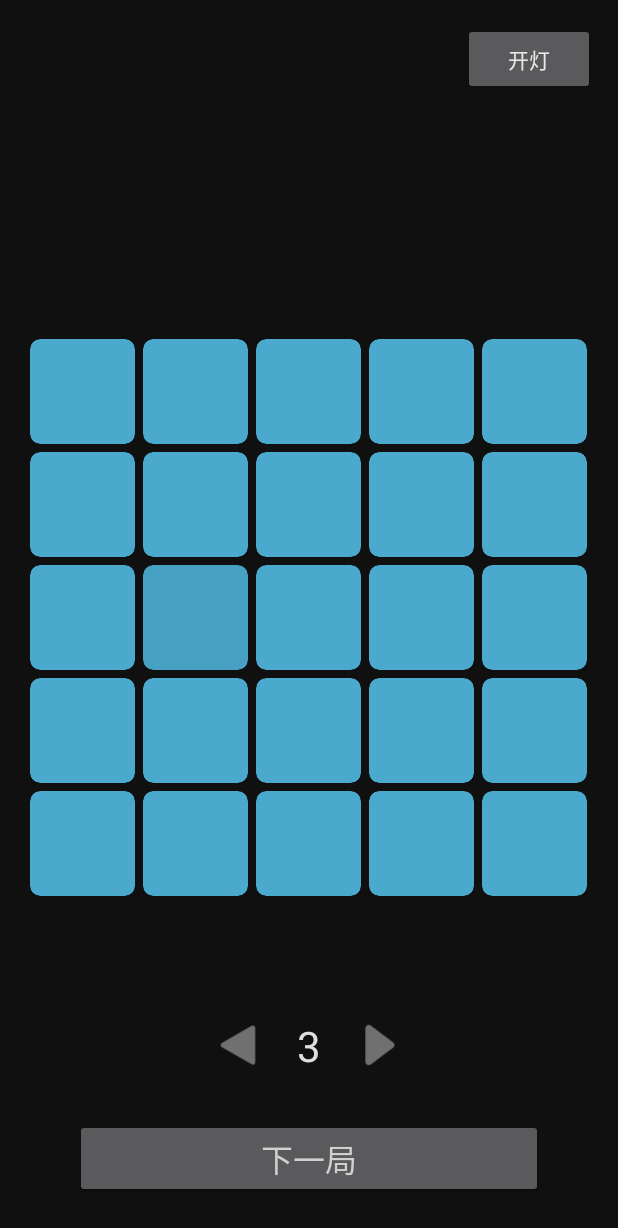
After one commit to sunzhk/ColorTest, an Android app: the FindDiffColorActivity screen opened directly, with no data from a screen before it, on a phone screen of 412 x 824 dp. The commit adds this screen. Shown: the top 1228 px of the screen. Run offline under Robolectric (Android 15) with nearby library versions, the phone set to English and light mode, and no system bars.

Commit message:
初步完成找一找功能

```diff
--- a/app/src/main/AndroidManifest.xml
+++ b/app/src/main/AndroidManifest.xml
@@ -19,6 +19,7 @@
 			android:windowSoftInputMode="adjustPan"/>
 		<activity android:name=".activity.GuessColorActivity" />
 		<activity android:name=".activity.ModeSelectActivity" />
+		<activity android:name=".activity.FindDiffColorActivity" />
 	</application>
 
 </manifest>
--- a/app/src/main/java/com/sunzk/colortest/Runtime.java
+++ b/app/src/main/java/com/sunzk/colortest/Runtime.java
@@ -4,7 +4,7 @@ public class Runtime {
 
 	public static int testResultNumber = 0;
 
-	private static boolean needBGM = true;
+	private static boolean needBGM = false;
 
 	public static boolean isNeedBGM() {
 		return needBGM;
--- /dev/null
+++ b/app/src/main/java/com/sunzk/colortest/activity/FindDiffColorActivity.java
@@ -0,0 +1,161 @@
+package com.sunzk.colortest.activity;
+
+import android.app.AlertDialog;
+import android.os.Bundle;
+import android.util.Log;
+import android.view.View;
+import android.widget.Button;
+import android.widget.ImageView;
+import android.widget.RelativeLayout;
+import android.widget.TextView;
+
+import com.sunzk.colortest.BaseActivity;
+import com.sunzk.colortest.R;
+import com.sunzk.colortest.entity.HSB;
+import com.sunzk.colortest.utils.ColorUtils;
+import com.sunzk.colortest.view.FindDiffView;
+import com.sunzk.colortest.view.OnDiffColorViewClickListener;
+
+import androidx.annotation.IntRange;
+import androidx.annotation.Nullable;
+
+public class FindDiffColorActivity extends BaseActivity {
+
+	private static final String TAG = "FindDiffColorActivity";
+
+	private static final int MIN_LEVEL = 1;
+	private static final int DEFAULT_LEVEL = 3;
+	private static final int MAX_LEVEL = 10;
+
+	private RelativeLayout flContainer;
+	private Button btLightSwitch;
+	private FindDiffView findDiffView;
+
+	private TextView tvHint;
+
+	private ImageView ivLevelLeft;
+	private TextView tvLevel;
+	private ImageView ivLevelRight;
+	private int currentLevel = DEFAULT_LEVEL;
+
+	private boolean isLight = true;
+
+	@Override
+	protected void onCreate(@Nullable Bundle savedInstanceState) {
+		super.onCreate(savedInstanceState);
+		setContentView(R.layout.activity_find_diff_color);
+		flContainer = findViewById(R.id.activity_find_diff_color_fl_container);
+		findDiffView = findViewById(R.id.activity_find_diff_color_fd);
+		tvHint = findViewById(R.id.activity_find_diff_color_tv_hint);
+
+		initControllerView();
+
+
+		findViewById(R.id.activity_find_diff_color_bt_change).setOnClickListener(v -> {
+			resetColor();
+		});
+
+		btLightSwitch = findViewById(R.id.activity_find_diff_color_bt_light_switch);
+
+		switchLight(false);
+		btLightSwitch.setOnClickListener(v -> {
+			switchLight(!isLight);
+		});
+
+		findDiffView.setOnDiffColorViewClickListener(new OnDiffColorViewClickListener() {
+			@Override
+			public void onClick(View view, boolean result) {
+				Log.d(TAG, "onClick: " + result);
+				showResult(result);
+			}
+		});
+
+		resetLevel(DEFAULT_LEVEL);
+	}
+
+	private void initControllerView() {
+		ivLevelLeft = findViewById(R.id.activity_find_diff_color_iv_level_left);
+		tvLevel = findViewById(R.id.activity_find_diff_color_tv_level);
+		ivLevelRight = findViewById(R.id.activity_find_diff_color_iv_level_right);
+		ivLevelLeft.setOnClickListener(v -> {
+			if (currentLevel > MIN_LEVEL) {
+				resetLevel(currentLevel - 1);
+			}
+		});
+		ivLevelRight.setOnClickListener(v -> {
+			if (currentLevel < MAX_LEVEL) {
+				resetLevel(currentLevel + 1);
+			}
+		});
+	}
+
+	private void resetLevel(@IntRange(from = 1, to = 10) int level) {
+		Log.d(TAG, "resetLevel: " + level);
+		currentLevel = level;
+		tvLevel.setText(String.valueOf(level));
+		resetDifficulty(getCountPerSide());
+	}
+
+	private void switchLight(boolean on) {
+		isLight = on;
+		if (on) {
+			flContainer.setBackgroundResource(R.color.bg_activity_find_diff_color_light);
+			btLightSwitch.setText(R.string.light_switch_text_turn_off);
+			tvLevel.setTextColor(getResources().getColor(R.color.text_default_light));
+		} else {
+			flContainer.setBackgroundResource(R.color.bg_activity_find_diff_color_dark);
+			btLightSwitch.setText(R.string.light_switch_text_turn_on);
+			tvLevel.setTextColor(getResources().getColor(R.color.text_default_dark));
+		}
+	}
+
+	private void resetDifficulty(int countPerSide) {
+		Log.d(TAG, "resetDifficulty: " + countPerSide);
+		findDiffView.resetCount(countPerSide);
+		resetColor();
+	}
+
+	private void resetColor() {
+		float[] baseColor = ColorUtils.randomHSBColor(0f, 0f, 0.2f);
+		float colorDiff = getColorDiff();
+		Log.d(TAG, "resetColor-colorDiff: " + colorDiff);
+		float diffSmall = colorDiff / 20;
+		float diffS = baseColor[1] > 0.5f ? baseColor[1] - diffSmall : baseColor[1] + diffSmall;
+//		if (diffS > 1.0f) {
+//			diffS = baseColor[1] - diffSmall;
+//		}
+//		float diffS = baseColor[1];
+		float diffB = baseColor[2] > 0.6f ? baseColor[2] - colorDiff : baseColor[2] + colorDiff;
+//		if (diffB > 1.0f) {
+//			diffB = baseColor[2] - colorDiff;
+//		}
+		float[] diffColor = new float[]{baseColor[0], diffS, diffB};
+		findDiffView.resetColor(new HSB(baseColor), new HSB(diffColor));
+	}
+
+	private void showResult(boolean result) {
+//		tvHint.setText(result ? "猜中啦！" : "猜错啦！");
+		if (result) {
+			findDiffView.showResult();
+//			new AlertDialog.Builder(this, android.R.style.Theme_Material_Dialog_Alert)
+//					.setTitle("被发现啦").setMessage("厉害呀~这都能找到~")
+//					.setPositiveButton("继续", (dialog, which) -> dialog.cancel())
+//					.setOnCancelListener(dialog -> resetColor())
+//					.create().show();
+		}
+	}
+
+	private int getCountPerSide() {
+		return currentLevel + 2;
+	}
+
+	private float getColorDiff() {
+		Log.d(TAG, "getColorDiff: " + currentLevel + " - " + (0.3f / (currentLevel * 10)));
+		return 0.02f + 0.5f / (currentLevel * 10);
+	}
+
+	@Override
+	protected boolean needBGM() {
+		return true;
+	}
+}
--- a/app/src/main/java/com/sunzk/colortest/activity/ModeSelectActivity.java
+++ b/app/src/main/java/com/sunzk/colortest/activity/ModeSelectActivity.java
@@ -55,6 +55,10 @@ public class ModeSelectActivity extends BaseActivity {
 			intent.putExtra(INTENT_KEY_DIFFICULTY, GuessColorActivity.Difficulty.DIFFICULT);
 			startActivity(intent);
 		});
+		findViewById(R.id.activity_mode_select_bt_find_diff).setOnClickListener(v -> {
+			Intent intent = new Intent(this, FindDiffColorActivity.class);
+			startActivity(intent);
+		});
 
 		cbBgmSwitch = findViewById(R.id.activity_mode_select_cb_bgm_switch);
 		tvBgmSwitch = findViewById(R.id.activity_mode_select_tv_bgm_switch);
--- /dev/null
+++ b/app/src/main/java/com/sunzk/colortest/entity/HSB.java
@@ -0,0 +1,63 @@
+package com.sunzk.colortest.entity;
+
+import android.graphics.Color;
+
+public class HSB {
+
+	private float h;
+	private float s;
+	private float b;
+
+	public HSB() {
+	}
+
+	public HSB(float[] colors) {
+		h = colors[0];
+		s = colors[1];
+		b = colors[2];
+	}
+
+	public HSB(float h, float s, float b) {
+		this.h = h;
+		this.s = s;
+		this.b = b;
+	}
+
+	public int getRGBColor() {
+		return Color.HSVToColor(new float[]{h, s, b});
+	}
+
+	public float getH() {
+		return h;
+	}
+
+	public void setH(float h) {
+		this.h = h;
+	}
+
+	public float getS() {
+		return s;
+	}
+
+	public void setS(float s) {
+		this.s = s;
+	}
+
+	public float getB() {
+		return b;
+	}
+
+	public void setB(float b) {
+		this.b = b;
+	}
+
+	@Override
+	public String toString() {
+		final StringBuilder sb = new StringBuilder("HSB{");
+		sb.append("h=").append(h);
+		sb.append(", s=").append(s);
+		sb.append(", b=").append(b);
+		sb.append('}');
+		return sb.toString();
+	}
+}
--- a/app/src/main/java/com/sunzk/colortest/entity/TestResult.java
+++ b/app/src/main/java/com/sunzk/colortest/entity/TestResult.java
@@ -1,6 +1,4 @@
 package com.sunzk.colortest.entity;
-
-import java.util.Date;
 
 public class TestResult {
 
--- /dev/null
+++ b/app/src/main/java/com/sunzk/colortest/view/FindDiffView.java
@@ -0,0 +1,221 @@
+package com.sunzk.colortest.view;
+
+import android.content.Context;
+import android.graphics.drawable.GradientDrawable;
+import android.util.AttributeSet;
+import android.util.Log;
+import android.widget.FrameLayout;
+
+import com.sunzk.colortest.entity.HSB;
+import com.sunzk.colortest.utils.DisplayUtil;
+
+import java.util.ArrayList;
+import java.util.Random;
+
+import androidx.annotation.NonNull;
+import androidx.annotation.Nullable;
+import androidx.cardview.widget.CardView;
+
+public class FindDiffView extends FrameLayout {
+
+	private static final String TAG = "FindDiffView";
+
+	private static final int CORNER_RADIUS = 10;
+
+	private final int spacing;
+
+	private CustomCardView[][] colorViewMap;
+	private ArrayList<CustomCardView> viewArrayList = new ArrayList<>();
+	private int countPerSide = -1;
+	private int diffIndex;
+	private OnDiffColorViewClickListener onDiffColorViewClickListener;
+	private boolean waitForLayout = false;
+	private HSB tempBaseColor;
+	private HSB tempDiffColor;
+
+	public FindDiffView(@NonNull Context context) {
+		super(context);
+		spacing = calSpacing(context);
+	}
+
+	public FindDiffView(@NonNull Context context, @Nullable AttributeSet attrs) {
+		super(context, attrs);
+		spacing = calSpacing(context);
+	}
+
+	public FindDiffView(@NonNull Context context, @Nullable AttributeSet attrs, int defStyleAttr) {
+		super(context, attrs, defStyleAttr);
+		spacing = calSpacing(context);
+	}
+
+	public FindDiffView(@NonNull Context context, @Nullable AttributeSet attrs, int defStyleAttr, int defStyleRes) {
+		super(context, attrs, defStyleAttr, defStyleRes);
+		spacing = calSpacing(context);
+	}
+
+	@Override
+	protected void onLayout(boolean changed, int left, int top, int right, int bottom) {
+		super.onLayout(changed, left, top, right, bottom);
+		if (changed && waitForLayout) {
+			post(() -> {
+				resetCount(countPerSide, true);
+				if (tempBaseColor != null && tempDiffColor != null) {
+					resetColor(tempBaseColor, tempDiffColor);
+				}
+			});
+		}
+	}
+
+	private int calSpacing(Context context) {
+		return DisplayUtil.dip2px(context, 5);
+	}
+
+	/**
+	 * 修改正方形的数量
+	 * @param countPerSide 每边的正方形的数量
+	 */
+	public void resetCount(int countPerSide) {
+		resetCount(countPerSide, false);
+	}
+	public void resetCount(int countPerSide, boolean force) {
+		Log.d(TAG, "resetCount: " + this.countPerSide + " , " + countPerSide + " , " + force);
+		if (this.countPerSide == countPerSide && !force) {
+			return;
+		}
+		this.countPerSide = countPerSide;
+
+		int viewSideLength = calViewSideLength(countPerSide);
+
+		if (viewSideLength <= 0) {
+			waitForLayout = true;
+			Log.d(TAG, "resetCount: cal side length fail, wait for layout");
+			return;
+		} else {
+			waitForLayout = false;
+			Log.d(TAG, "resetCount: cal side length success:" + viewSideLength);
+		}
+
+		colorViewMap = new CustomCardView[countPerSide][countPerSide];
+		this.removeAllViews();
+		ArrayList<CustomCardView> tempList = new ArrayList<>(viewArrayList);
+		viewArrayList.clear();
+		int index;
+		CustomCardView tempView;
+		for (int row = 0; row < countPerSide; row++) {
+			for (int column = 0; column < countPerSide; column++) {
+				index = row * countPerSide + column;
+				tempView = index >= tempList.size() ? null : tempList.get(index);
+				tempView = createOrResetColorView(tempView, row, column, viewSideLength);
+				colorViewMap[row][column] = tempView;
+				viewArrayList.add(tempView);
+			}
+		}
+	}
+
+	public void resetColor(HSB baseColor, HSB diffColor) {
+		this.tempBaseColor = baseColor;
+		this.tempDiffColor = diffColor;
+		if (waitForLayout || viewArrayList.isEmpty()) {
+			Log.d(TAG, "resetColor: wait for layout:" + waitForLayout + " - " + viewArrayList.size());
+			return;
+		}
+		Log.d(TAG, "resetColor: " + baseColor + " - " + diffColor);
+		this.diffIndex = new Random().nextInt(viewArrayList.size());
+		for (int i = 0; i < viewArrayList.size(); i++) {
+			CustomCardView customCardView = viewArrayList.get(i);
+			customCardView.setBackground(null);
+			customCardView.getCardView().setVisibility(VISIBLE);
+			if (i == diffIndex) {
+				customCardView.getCardView().setCardBackgroundColor(diffColor.getRGBColor());
+			} else {
+				customCardView.getCardView().setCardBackgroundColor(baseColor.getRGBColor());
+			}
+		}
+	}
+
+	public void setOnDiffColorViewClickListener(OnDiffColorViewClickListener onDiffColorViewClickListener) {
+		this.onDiffColorViewClickListener = onDiffColorViewClickListener;
+	}
+
+	public void showResult() {
+		CustomCardView cardView = viewArrayList.get(diffIndex);
+		GradientDrawable gradientDrawable = new GradientDrawable();
+		gradientDrawable.setCornerRadius(CORNER_RADIUS);
+		gradientDrawable.setStroke(DisplayUtil.dip2px(getContext(), 2), 0xFFFFFFFF);
+		gradientDrawable.setColor(cardView.getCardView().getCardBackgroundColor());
+		cardView.getCardView().setVisibility(INVISIBLE);
+		cardView.setBackground(gradientDrawable);
+	}
+
+	private int calViewSideLength(int countPerSide) {
+		int viewWidth = getWidth();
+		return ((viewWidth + spacing) / countPerSide) - spacing;
+	}
+
+	private CustomCardView createOrResetColorView(CustomCardView cardView, int row, int column, int viewSideLength) {
+		LayoutParams layoutParams = createLayoutParams(row, column, viewSideLength);
+		Log.d(TAG, "createOrResetColorView: " + row + "-" + column + " : " + layoutParams.leftMargin + "-" + layoutParams.topMargin);
+		if (cardView == null) {
+			cardView = new CustomCardView(getContext());
+			cardView.getCardView().setRadius(CORNER_RADIUS);
+			cardView.setClickable(true);
+			cardView.setFocusable(true);
+		}
+		this.addView(cardView, layoutParams);
+		CustomCardView finalCardView = cardView;
+		cardView.setOnClickListener(v -> checkColorClick(finalCardView, row, column));
+		return cardView;
+	}
+
+	private void checkColorClick(CustomCardView view, int row, int column) {
+		if (onDiffColorViewClickListener != null) {
+			boolean result = row * countPerSide + column == diffIndex;
+			onDiffColorViewClickListener.onClick(view, result);
+		}
+	}
+
+	private LayoutParams createLayoutParams(int row, int column, int viewSideLength) {
+		Log.d(TAG, "createLayoutParams: " + row + "," + column + "," + viewSideLength + "," + spacing);
+		LayoutParams layoutParams = new LayoutParams(viewSideLength, viewSideLength);
+		layoutParams.topMargin = row * (viewSideLength + spacing);
+		layoutParams.leftMargin = column * (viewSideLength + spacing);
+		return layoutParams;
+	}
+
+	private static class CustomCardView extends FrameLayout {
+
+		private static final String TAG = "CustomCardView";
+
+		private CardView cardView;
+
+		public CustomCardView(@NonNull Context context) {
+			super(context);
+			init();
+		}
+
+		public CustomCardView(@NonNull Context context, @Nullable AttributeSet attrs) {
+			super(context, attrs);
+			init();
+		}
+
+		public CustomCardView(@NonNull Context context, @Nullable AttributeSet attrs, int defStyleAttr) {
+			super(context, attrs, defStyleAttr);
+			init();
+		}
+
+		public CustomCardView(@NonNull Context context, @Nullable AttributeSet attrs, int defStyleAttr, int defStyleRes) {
+			super(context, attrs, defStyleAttr, defStyleRes);
+			init();
+		}
+
+		private void init() {
+			cardView = new CardView(getContext());
+			addView(cardView, LayoutParams.MATCH_PARENT, LayoutParams.MATCH_PARENT);
+		}
+
+		public CardView getCardView() {
+			return cardView;
+		}
+	}
+
+}
--- /dev/null
+++ b/app/src/main/java/com/sunzk/colortest/view/OnDiffColorViewClickListener.java
@@ -0,0 +1,9 @@
+package com.sunzk.colortest.view;
+
+import android.view.View;
+
+public interface OnDiffColorViewClickListener {
+
+	void onClick(View view, boolean result);
+
+}
--- /dev/null
+++ b/app/src/main/res/layout/activity_find_diff_color.xml
@@ -0,0 +1,100 @@
+<?xml version="1.0" encoding="utf-8"?>
+<RelativeLayout xmlns:android="http://schemas.android.com/apk/res/android"
+	android:id="@+id/activity_find_diff_color_fl_container"
+	android:layout_width="match_parent"
+	android:layout_height="match_parent"
+	android:background="@color/bg_activity_find_diff_color_dark">
+
+	<TextView
+		android:id="@+id/activity_find_diff_color_tv_hint"
+		android:layout_width="wrap_content"
+		android:layout_height="wrap_content"
+		android:layout_alignParentTop="true"
+		android:layout_centerInParent="true"
+		android:visibility="invisible"
+		android:layout_marginTop="30dp"
+		android:textSize="30sp"/>
+
+	<Button
+		android:id="@+id/activity_find_diff_color_bt_light_switch"
+		android:layout_width="wrap_content"
+		android:layout_height="wrap_content"
+		android:layout_alignParentTop="true"
+		android:layout_alignParentEnd="true"
+		android:layout_margin="15dp"
+		android:theme="@android:style/ThemeOverlay.Material.Dark"
+		android:text="@string/light_switch_text_turn_off"/>
+
+	<com.sunzk.colortest.view.FindDiffView
+		android:id="@+id/activity_find_diff_color_fd"
+		android:layout_width="match_parent"
+		android:layout_height="wrap_content"
+		android:layout_centerVertical="true"
+		android:layout_marginBottom="20dp"
+		android:layout_marginStart="20dp"
+		android:layout_marginEnd="20dp"/>
+
+	<LinearLayout
+		android:id="@+id/activity_find_diff_color_ll_controller1"
+		android:layout_width="match_parent"
+		android:layout_height="wrap_content"
+		android:orientation="horizontal"
+		android:layout_alignParentBottom="true"
+		android:layout_marginBottom="10dp"
+		android:layout_above="@id/activity_find_diff_color_ll_controller2">
+
+	</LinearLayout>
+
+	<LinearLayout
+		android:id="@+id/activity_find_diff_color_ll_controller2"
+		android:layout_width="wrap_content"
+		android:layout_height="wrap_content"
+		android:orientation="horizontal"
+		android:gravity="center_vertical"
+		android:layout_marginBottom="30dp"
+		android:layout_centerHorizontal="true"
+		android:layout_above="@id/activity_find_diff_color_bt_change">
+
+		<ImageView
+			android:id="@+id/activity_find_diff_color_iv_level_left"
+			android:layout_width="@dimen/activity_find_diff_color_controller_button_size"
+			android:layout_height="@dimen/activity_find_diff_color_controller_button_size"
+			android:clickable="true"
+			android:focusable="true"
+			android:src="@drawable/seek_fine_tuning_left"/>
+
+		<TextView
+			android:id="@+id/activity_find_diff_color_tv_level"
+			android:layout_width="wrap_content"
+			android:layout_height="wrap_content"
+			android:layout_marginStart="@dimen/activity_find_diff_color_controller_button_spacing"
+			android:layout_marginEnd="@dimen/activity_find_diff_color_controller_button_spacing"
+			android:textColor="@color/text_default_dark"
+			android:textSize="@dimen/activity_find_diff_color_controller_text_size"/>
+
+		<ImageView
+			android:id="@+id/activity_find_diff_color_iv_level_right"
+			android:layout_width="@dimen/activity_find_diff_color_controller_button_size"
+			android:layout_height="@dimen/activity_find_diff_color_controller_button_size"
+			android:clickable="true"
+			android:focusable="true"
+			android:src="@drawable/seek_fine_tuning_right"/>
+
+	</LinearLayout>
+
+	<Button
+		android:id="@+id/activity_find_diff_color_bt_change"
+		android:layout_width="match_parent"
+		android:layout_height="wrap_content"
+		android:theme="@android:style/ThemeOverlay.Material.Dark"
+		android:layout_alignParentBottom="true"
+		android:layout_centerInParent="true"
+		android:layout_marginBottom="25dp"
+		android:layout_marginStart="50dp"
+		android:layout_marginEnd="50dp"
+		android:padding="10dp"
+		android:text="下一局"
+		android:textSize="21sp"
+		android:textColor="#FFD0D0D0"/>
+
+</RelativeLayout>
--- a/app/src/main/res/layout/activity_mode_select.xml
+++ b/app/src/main/res/layout/activity_mode_select.xml
@@ -47,6 +47,15 @@
 		android:layout_marginBottom="10dp"
 		android:visibility="gone"
 		android:text="地狱模式(魔鬼)"/>
+	<Button
+		android:id="@+id/activity_mode_select_bt_find_diff"
+		android:layout_width="match_parent"
+		android:layout_height="wrap_content"
+		android:padding="10dp"
+		android:gravity="center"
+		android:textSize="21sp"
+		android:layout_marginBottom="10dp"
+		android:text="找不同"/>
 
 	<View
 		android:layout_width="match_parent"
--- a/app/src/main/res/values/colors.xml
+++ b/app/src/main/res/values/colors.xml
@@ -5,4 +5,11 @@
 	<color name="colorAccent">#03DAC5</color>
 	<color name="default_activity_background">#FFD0D0D0</color>
 	<color name="activity_mock_color_color_seek_bar_text_color">#FFFFFFFF</color>
+
+	<color name="bg_activity_find_diff_color_light">#FFDFDFDF</color>
+	<color name="bg_activity_find_diff_color_dark">#FF101010</color>
+
+	<color name="text_default_light">#FF101010</color>
+	<color name="text_default_dark">#FFDFDFDF</color>
+
 </resources>
--- a/app/src/main/res/values/dimens.xml
+++ b/app/src/main/res/values/dimens.xml
@@ -9,4 +9,8 @@
     <dimen name="view_hsb_color_selector_seek_bar_size">20dp</dimen>
     <dimen name="view_hsb_color_selector_seek_bar_fine_tuning_margin">20dp</dimen>
 
+    <dimen name="activity_find_diff_color_controller_button_size">28dp</dimen>
+    <dimen name="activity_find_diff_color_controller_text_size">28dp</dimen>
+    <dimen name="activity_find_diff_color_controller_button_spacing">25dp</dimen>
+
 </resources>
--- a/app/src/main/res/values/strings.xml
+++ b/app/src/main/res/values/strings.xml
@@ -3,4 +3,6 @@
 	<string name="hint_send_suggestion_to_mail">有什么建议或想要的新功能，请发邮件至\n312797831@qq.com</string>
 	<string name="bgm_switch_on">BGM：开</string>
 	<string name="bgm_switch_off">BGM：关</string>
+	<string name="light_switch_text_turn_on">开灯</string>
+	<string name="light_switch_text_turn_off">关灯</string>
 </resources>
```
